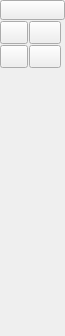
Old version of the form librecad/src/ui/forms/qg_cadtoolbararcs.ui in the repository LibreCAD/LibreCAD.
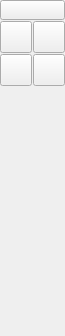
New version of the form. Icons and pictures are not drawn.

Commit message: cadtoolbar arc: size set to 32x32

```diff
--- a/librecad/src/ui/forms/qg_cadtoolbararcs.ui
+++ b/librecad/src/ui/forms/qg_cadtoolbararcs.ui
@@ -25,14 +25,6 @@
   <property name="windowTitle">
    <string>Arcs</string>
   </property>
-  <layout class="QGridLayout" name="gridLayout">
-   <property name="margin">
-    <number>0</number>
-   </property>
-   <property name="spacing">
-    <number>1</number>
-   </property>
-   <item row="0" column="0" colspan="2">
     <widget class="QToolButton" name="bBack">
      <property name="maximumSize">
       <size>
@@ -57,9 +49,15 @@
       </size>
      </property>
     </widget>
-   </item>
-   <item row="1" column="0">
     <widget class="QToolButton" name="bArc">
+   <property name="geometry">
+    <rect>
+     <x>0</x>
+     <y>21</y>
+     <width>32</width>
+     <height>32</height>
+    </rect>
+   </property>
      <property name="maximumSize">
       <size>
        <width>32</width>
@@ -83,9 +81,15 @@
       <bool>true</bool>
      </property>
     </widget>
-   </item>
-   <item row="1" column="1">
     <widget class="QToolButton" name="bArc3P">
+   <property name="geometry">
+    <rect>
+     <x>33</x>
+     <y>21</y>
+     <width>32</width>
+     <height>32</height>
+    </rect>
+   </property>
      <property name="maximumSize">
       <size>
        <width>32</width>
@@ -109,9 +113,15 @@
       <bool>true</bool>
      </property>
     </widget>
-   </item>
-   <item row="2" column="0">
     <widget class="QToolButton" name="bArcParallel">
+   <property name="geometry">
+    <rect>
+     <x>0</x>
+     <y>54</y>
+     <width>32</width>
+     <height>32</height>
+    </rect>
+   </property>
      <property name="maximumSize">
       <size>
        <width>32</width>
@@ -135,9 +145,15 @@
       <bool>true</bool>
      </property>
     </widget>
-   </item>
-   <item row="2" column="1">
     <widget class="QToolButton" name="bArcTangential">
+   <property name="geometry">
+    <rect>
+     <x>33</x>
+     <y>54</y>
+     <width>32</width>
+     <height>32</height>
+    </rect>
+   </property>
      <property name="maximumSize">
       <size>
        <width>32</width>
@@ -161,21 +177,6 @@
       <bool>true</bool>
      </property>
     </widget>
-   </item>
-   <item row="4" column="0">
-    <spacer name="verticalSpacer">
-     <property name="orientation">
-      <enum>Qt::Vertical</enum>
-     </property>
-     <property name="sizeHint" stdset="0">
-      <size>
-       <width>20</width>
-       <height>40</height>
-      </size>
-     </property>
-    </spacer>
-   </item>
-   <item row="3" column="0">
     <widget class="QToolButton" name="bHidden">
      <property name="maximumSize">
       <size>
@@ -202,8 +203,6 @@
       <bool>true</bool>
      </property>
     </widget>
-   </item>
-  </layout>
  </widget>
  <layoutdefault spacing="6" margin="11"/>
  <tabstops>
```
Left out of the diff: 16 changed lines with no effect on the pictures. Lines whose indentation alone changed are shown as unchanged.
